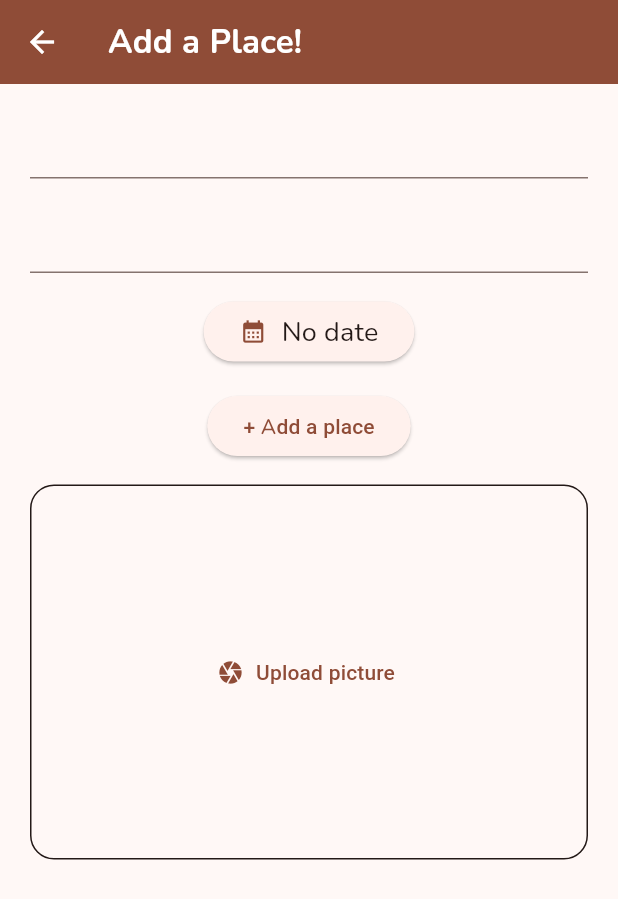
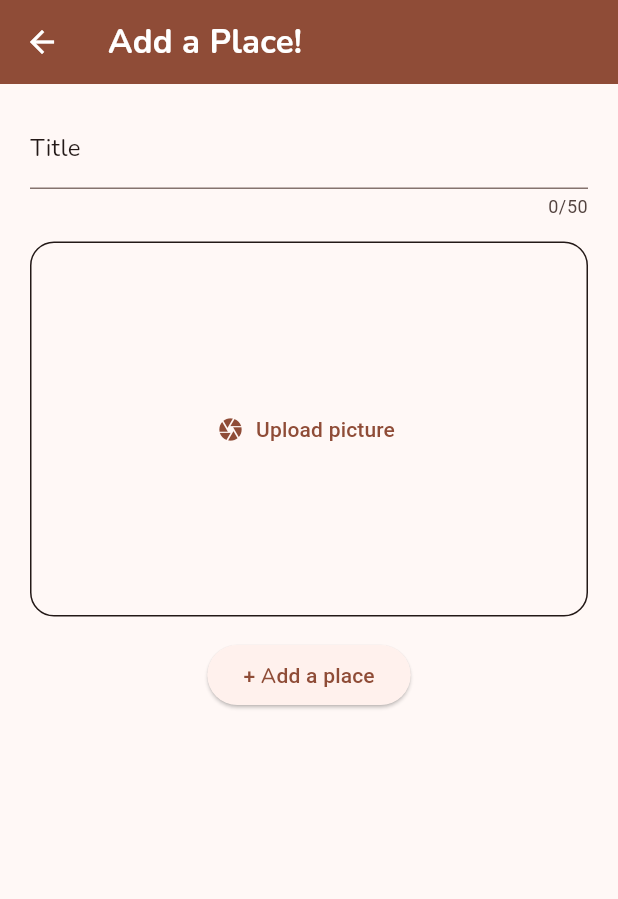
Before and after one commit to Crayyyyyy/favorite_places, a Flutter app: the screen it shows after launch, after a tap on the "add" icon, on a phone screen of 412 x 824 dp. Shown: the top 899 px of the screen. Run offline on Flutter 3.47's test engine with Material 3 defaults, Android fonts, the phone set to English and light mode, and no system bars; our stand-ins replace flutter_riverpod, google_fonts, image_picker.

```diff
--- a/lib/main.dart
+++ b/lib/main.dart
@@ -1,4 +1,4 @@
-import 'package:favorite_places/screens/form_new_place/screen_form_new_place.dart';
+import 'package:favorite_places/screens/form_place/screen_form_place.dart';
 import 'package:favorite_places/screens/home/screen_home.dart';
 import 'package:flutter/material.dart';
 import 'package:flutter_riverpod/flutter_riverpod.dart';
@@ -37,6 +37,18 @@ class AppFavoritePlaces extends StatelessWidget {
             fontFamily: GoogleFonts.nunito().fontFamily,
             fontWeight: FontWeight.w400,
           ),
+          bodyMedium: TextStyle(
+            fontSize: 16,
+            color: kColorSeed.onSurface,
+            fontFamily: GoogleFonts.nunito().fontFamily,
+            fontWeight: FontWeight.w400,
+          ),
+          labelMedium: TextStyle(
+            fontSize: 14,
+            color: kColorSeed.surface,
+            fontFamily: GoogleFonts.nunito().fontFamily,
+            fontWeight: FontWeight.w500,
+          ),
         ),
         scaffoldBackgroundColor: kColorSeed.surface,
         iconButtonTheme: IconButtonThemeData(
@@ -51,7 +63,7 @@ class AppFavoritePlaces extends StatelessWidget {
       initialRoute: '/home',
       routes: {
         '/home': (context) => const ScreenHome(),
-        '/formNewPlace': (context) => ScreenFormNewPlace(),
+        '/formNewPlace': (context) => ScreenFormPlace(),
       },
     );
   }
--- a/lib/objects/place.dart
+++ b/lib/objects/place.dart
@@ -1,12 +1,22 @@
+import 'dart:io';
+
 import 'package:uuid/uuid.dart';
 
 final Uuid _uuid = Uuid();
 
 class Place {
-  Place({required this.title, this.description}) : uuid = _uuid.v4();
+  Place({required this.title, this.description, required this.image})
+      : uuid = _uuid.v4();
 
-  String title;
-  String uuid;
-  String? description;
+  Place.withUUID(
+      {required this.title,
+      this.description,
+      required this.image,
+      required this.uuid});
+
+  final String title;
+  final String uuid;
+  final String? description;
+  final File image;
   // ImageMemmory image
 }
--- a/lib/screens/form_new_place/components/input_image_field.dart
+++ /dev/null
@@ -1,49 +0,0 @@
-import 'dart:io';
-
-import 'package:flutter/material.dart';
-import 'package:image_picker/image_picker.dart';
-
-class InputImageField extends StatefulWidget {
-  const InputImageField({super.key});
-
-  @override
-  State<InputImageField> createState() => _InputImageFieldState();
-}
-
-class _InputImageFieldState extends State<InputImageField> {
-  File? _selectedImage;
-
-  void _selectImage() async {
-    final imagePicker = ImagePicker();
-    final pickedImage =
-        await imagePicker.pickImage(source: ImageSource.camera, maxWidth: 600);
-
-    if (pickedImage == null) {
-      return;
-    }
-
-    setState(() {
-      _selectedImage = File(pickedImage.path);
-    });
-  }
-
-  @override
-  Widget build(BuildContext context) {
-    return Container(
-      decoration: BoxDecoration(
-        border: Border.all(
-          width: 1,
-          color: Theme.of(context).colorScheme.onSurface,
-        ),
-        borderRadius: BorderRadius.circular(16),
-      ),
-      width: double.infinity,
-      height: 250,
-      child: TextButton.icon(
-        onPressed: _selectImage,
-        icon: Icon(Icons.camera),
-        label: Text("Upload picture"),
-      ),
-    );
-  }
-}
--- /dev/null
+++ b/lib/screens/form_place/components/input_image_field.dart
@@ -0,0 +1,95 @@
+import 'dart:io';
+
+import 'package:flutter/material.dart';
+import 'package:image_picker/image_picker.dart';
+
+class InputImageField extends StatefulWidget {
+  const InputImageField({super.key, required this.onPickImage});
+
+  final Function(File pickedImage) onPickImage;
+
+  @override
+  State<InputImageField> createState() => _InputImageFieldState();
+}
+
+class _InputImageFieldState extends State<InputImageField> {
+  File? _selectedImage;
+
+  void _selectImage() async {
+    final imagePicker = ImagePicker();
+    final pickedImage =
+        await imagePicker.pickImage(source: ImageSource.camera, maxWidth: 600);
+
+    if (pickedImage == null) {
+      return;
+    }
+
+    setState(() {
+      _selectedImage = File(pickedImage.path);
+    });
+
+    widget.onPickImage(_selectedImage!);
+  }
+
+  @override
+  Widget build(BuildContext context) {
+    Widget switchContent = _selectedImage == null
+        ? Container(
+            decoration: BoxDecoration(
+              border: Border.all(
+                width: 1,
+                color: Theme.of(context).colorScheme.onSurface,
+              ),
+              borderRadius: BorderRadius.circular(16),
+            ),
+            width: double.infinity,
+            height: 250,
+            child: TextButton.icon(
+              onPressed: _selectImage,
+              icon: Icon(Icons.camera),
+              label: Text("Upload picture"),
+            ),
+          )
+        : GestureDetector(
+            onTap: _selectImage,
+            child: Container(
+              clipBehavior: Clip.hardEdge,
+              decoration: BoxDecoration(
+                border: Border.all(
+                  width: 1,
+                  color: Theme.of(context)
+                      .colorScheme
+                      .inverseSurface
+                      .withValues(alpha: 0.5),
+                ),
+                borderRadius: BorderRadius.circular(16),
+              ),
+              height: 250,
+              width: double.infinity,
+              child: Stack(
+                children: [
+                  Image.file(
+                    _selectedImage!,
+                    fit: BoxFit.cover,
+                    width: double.infinity,
+                    height: double.infinity,
+                  ),
+                  Container(
+                    width: double.infinity,
+                    height: double.infinity,
+                    color:
+                        Theme.of(context).colorScheme.onSurface.withAlpha(100),
+                    child: Center(
+                        child: Text(
+                      "Tap to take image again",
+                      style: Theme.of(context).textTheme.labelMedium,
+                    )),
+                  )
+                ],
+              ),
+            ),
+          );
+
+    return switchContent;
+  }
+}
--- a/lib/screens/form_new_place/screen_form_new_place.dart
+++ b/lib/screens/form_place/screen_form_place.dart
@@ -1,19 +1,26 @@
+import 'dart:io';
+
 import 'package:favorite_places/objects/place.dart';
 import 'package:favorite_places/providers/provider_places.dart';
-import 'package:favorite_places/screens/form_new_place/components/input_image_field.dart';
+import 'package:favorite_places/screens/form_place/components/input_image_field.dart';
 import 'package:flutter/material.dart';
 import 'package:flutter_riverpod/flutter_riverpod.dart';
+import 'package:uuid/uuid.dart';
 
-class ScreenFormNewPlace extends ConsumerStatefulWidget {
-  const ScreenFormNewPlace({super.key});
+final _uuid = Uuid();
+
+class ScreenFormPlace extends ConsumerStatefulWidget {
+  ScreenFormPlace({super.key}) : heroUuid = _uuid.v4();
+
+  final heroUuid;
 
   @override
-  ConsumerState<ScreenFormNewPlace> createState() => _ScreenFormNewPlaceState();
+  ConsumerState<ScreenFormPlace> createState() => _ScreenFormPlaceState();
 }
 
-class _ScreenFormNewPlaceState extends ConsumerState<ScreenFormNewPlace> {
+class _ScreenFormPlaceState extends ConsumerState<ScreenFormPlace> {
   late final TextEditingController _controllerTitle;
-  late final TextEditingController _controllerDescription;
+  late File _selectedImage;
 
   final _formKey = GlobalKey<FormState>();
 
@@ -21,14 +28,12 @@ class _ScreenFormNewPlaceState extends ConsumerState<ScreenFormNewPlace> {
   void initState() {
     super.initState();
     _controllerTitle = TextEditingController();
-    _controllerDescription = TextEditingController();
   }
 
   @override
   void dispose() {
     super.dispose();
     _controllerTitle.dispose();
-    _controllerDescription.dispose();
   }
 
   void _submitForm(BuildContext context) {
@@ -36,24 +41,30 @@ class _ScreenFormNewPlaceState extends ConsumerState<ScreenFormNewPlace> {
       return;
     }
 
-    ref
-        .read(providePlaces.notifier)
-        .addPlace(Place(title: _controllerTitle.text));
+    Place temp = Place.withUUID(
+        title: _controllerTitle.text,
+        image: _selectedImage,
+        uuid: widget.heroUuid);
+    ref.watch(providePlaces.notifier).addPlace(temp);
 
-    if (context.mounted) {
-      Navigator.of(context).pop();
-    }
+    Navigator.of(context).pop();
   }
 
   @override
   Widget build(BuildContext context) {
     Widget inputTitle = TextFormField(
       controller: _controllerTitle,
-      style: Theme.of(context).textTheme.titleSmall,
+      maxLength: 50,
+      style: Theme.of(context).textTheme.bodyMedium,
       decoration: InputDecoration(
-        hintStyle: Theme.of(context).textTheme.titleMedium!.copyWith(
+        hintStyle: Theme.of(context).textTheme.bodyMedium!.copyWith(
               color: Theme.of(context).colorScheme.onSurface.withOpacity(0.55),
             ),
+        label: Text(
+          "Title",
+          style: Theme.of(context).textTheme.bodyMedium,
+        ),
+        hintText: "Secret beach, Amazing city view ...",
       ),
       validator: (value) {
         if (value == null || value.isEmpty) {
@@ -61,32 +72,6 @@ class _ScreenFormNewPlaceState extends ConsumerState<ScreenFormNewPlace> {
         }
       },
     );
-    Widget inputDescription = TextFormField(
-      controller: _controllerDescription,
-      style: Theme.of(context).textTheme.titleSmall,
-      decoration: InputDecoration(
-          hintStyle: Theme.of(context).textTheme.titleMedium!.copyWith(
-                color:
-                    Theme.of(context).colorScheme.onSurface.withOpacity(0.55),
-              )),
-    );
-    Widget inputDate = ElevatedButton(
-      onPressed: () {},
-      child: Row(
-        mainAxisSize: MainAxisSize.min,
-        children: [
-          Icon(Icons.calendar_month_sharp),
-          const SizedBox(
-            width: 10,
-          ),
-          Text(
-            "No date",
-            style: Theme.of(context).textTheme.titleSmall,
-          ),
-        ],
-      ),
-    );
-
     Widget buttonSubmit = ElevatedButton(
         onPressed: () {
           _submitForm(context);
@@ -109,13 +94,14 @@ class _ScreenFormNewPlaceState extends ConsumerState<ScreenFormNewPlace> {
               const SizedBox(height: 15),
               inputTitle,
               const SizedBox(height: 15),
-              inputDescription,
-              const SizedBox(height: 15),
-              inputDate,
+              Hero(
+                tag: widget.heroUuid,
+                child: InputImageField(onPickImage: (image) {
+                  _selectedImage = image;
+                }),
+              ),
               const SizedBox(height: 15),
               buttonSubmit,
-              const SizedBox(height: 15),
-              InputImageField(),
             ],
           ),
         ),
--- a/lib/screens/home/screen_home.dart
+++ b/lib/screens/home/screen_home.dart
@@ -32,13 +32,14 @@ class ScreenHome extends ConsumerWidget {
       floatingActionButton: floatingActionButton,
       appBar: AppBar(
         title: Text(
-          "Home sweet home",
+          "Saved Places",
           style: TextTheme.of(context).titleMedium,
         ),
       ),
       body: SingleChildScrollView(
         child: Column(
           children: [
+            const SizedBox(height: 20),
             for (var place in places) TilePlace(place: place),
           ],
         ),
@@ -66,6 +67,13 @@ class TilePlace extends StatelessWidget {
         _routePlace(context);
       },
       title: Text(place.title),
+      leading: Hero(
+        tag: place.uuid,
+        child: CircleAvatar(
+          radius: 26,
+          backgroundImage: FileImage(place.image),
+        ),
+      ),
     );
   }
 }
```
Also changed, not shown: lib/providers/provider_places.dart (+1 -8 lines), lib/screens/place/screen_place.dart (+20 -1 lines), 3 other files.
